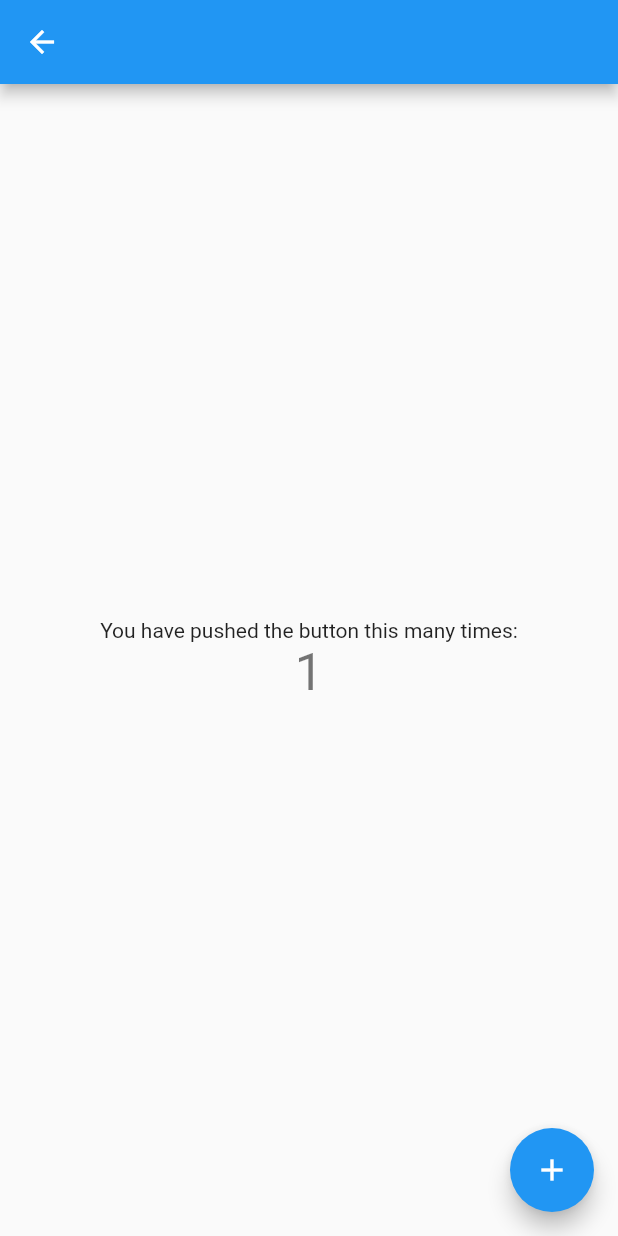
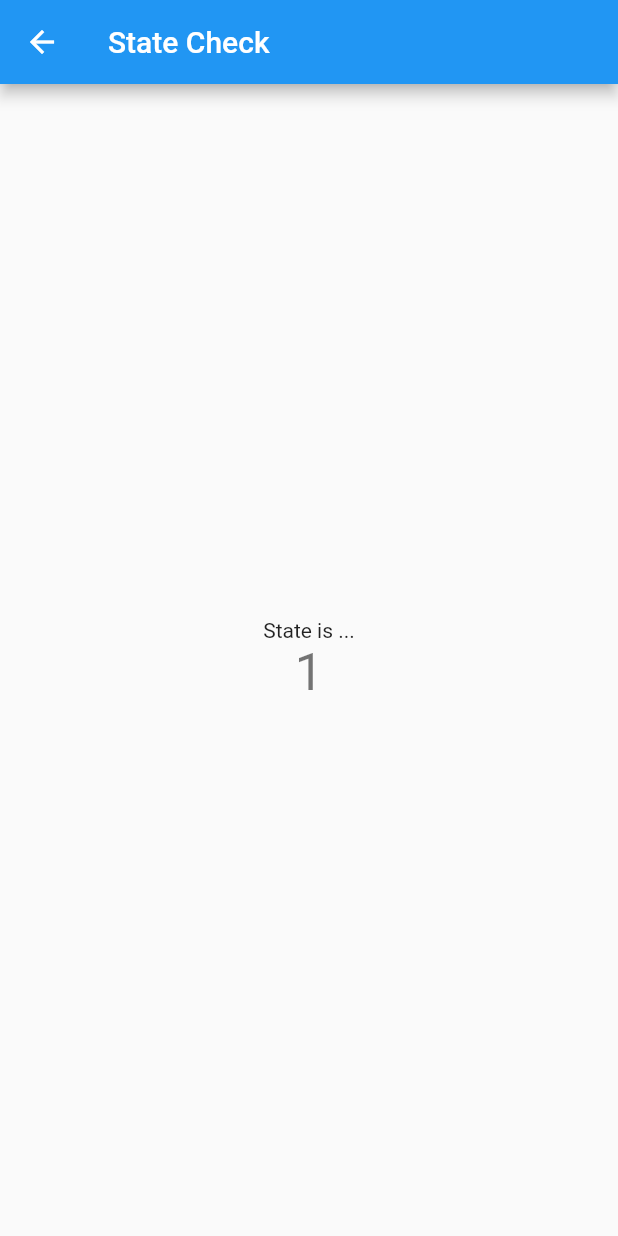
Before and after one commit to tadakun8/flutter_study_ui, a Flutter app: the MyHomePageConsumerWidget screen opened directly with empty values, after a tap on the "add" icon, on a phone screen of 412 x 824 dp. Run offline on Flutter 3.47's test engine with Material 2 defaults, Android fonts, the phone set to English and light mode, and no system bars; our stand-ins replace flutter_riverpod, freezed_annotation.

Commit message:
feat: add a page for state confirmation

```diff
--- a/riverpod/statenotifier_freezed_riverpod/lib/main.dart
+++ b/riverpod/statenotifier_freezed_riverpod/lib/main.dart
@@ -1,7 +1,6 @@
 import 'package:flutter/material.dart';
 import 'package:flutter_riverpod/flutter_riverpod.dart';
-
-import 'pages/my_home_page_consumer.dart';
+import 'package:statenotifier_freezed_riverpod/pages/my_home_page_consumer.dart';
 
 void main() {
   runApp(
--- a/riverpod/statenotifier_freezed_riverpod/lib/pages/my_home_page_consumer.dart
+++ b/riverpod/statenotifier_freezed_riverpod/lib/pages/my_home_page_consumer.dart
@@ -3,6 +3,8 @@
 import 'package:flutter/material.dart';
 import 'package:flutter_riverpod/flutter_riverpod.dart';
 import 'package:statenotifier_freezed_riverpod/state/counter_state.dart';
+
+import 'state_check_page.dart';
 
 class MyHomePageConsumer extends StatelessWidget {
   final String title;
@@ -34,6 +36,9 @@ class MyHomePageConsumer extends StatelessWidget {
       floatingActionButton: FloatingActionButton(
         onPressed: () {
           context.read(countStateProvider.notifier).increment();
+          Navigator.of(context).push(MaterialPageRoute(builder: (_) {
+            return const StateCheckPage();
+          }));
         },
         tooltip: 'Increment',
         child: const Icon(Icons.add),
--- a/riverpod/statenotifier_freezed_riverpod/lib/pages/my_home_page_consumer_widget.dart
+++ b/riverpod/statenotifier_freezed_riverpod/lib/pages/my_home_page_consumer_widget.dart
@@ -2,6 +2,7 @@
 // 値に変更があればConsumerWidget内の全てのWidgetが再描画
 import 'package:flutter/material.dart';
 import 'package:flutter_riverpod/flutter_riverpod.dart';
+import 'package:statenotifier_freezed_riverpod/pages/state_check_page.dart';
 import 'package:statenotifier_freezed_riverpod/state/counter_state.dart';
 
 class MyHomePageConsumerWidget extends ConsumerWidget {
@@ -39,6 +40,9 @@ class MyHomePageConsumerWidget extends ConsumerWidget {
       floatingActionButton: FloatingActionButton(
         onPressed: () {
           counterNotifier.increment();
+          Navigator.of(context).push(MaterialPageRoute(builder: (_) {
+            return const StateCheckPage();
+          }));
         },
         tooltip: 'Increment',
         child: const Icon(Icons.add),
--- /dev/null
+++ b/riverpod/statenotifier_freezed_riverpod/lib/pages/state_check_page.dart
@@ -0,0 +1,32 @@
+import 'package:flutter/material.dart';
+import 'package:flutter_riverpod/flutter_riverpod.dart';
+import 'package:statenotifier_freezed_riverpod/state/counter_state.dart';
+
+class StateCheckPage extends StatelessWidget {
+  const StateCheckPage({Key? key}) : super(key: key);
+
+  @override
+  Widget build(BuildContext context) {
+    return Scaffold(
+      appBar: AppBar(
+        title: const Text('State Check'),
+      ),
+      body: Center(
+        child: Column(
+          mainAxisAlignment: MainAxisAlignment.center,
+          children: <Widget>[
+            const Text(
+              'State is ...',
+            ),
+            Consumer(builder: (context, watch, child) {
+              return Text(
+                '${watch(countStateProvider).count}',
+                style: Theme.of(context).textTheme.headline4,
+              ); // ←ここ
+            }),
+          ],
+        ),
+      ),
+    );
+  }
+}
```
